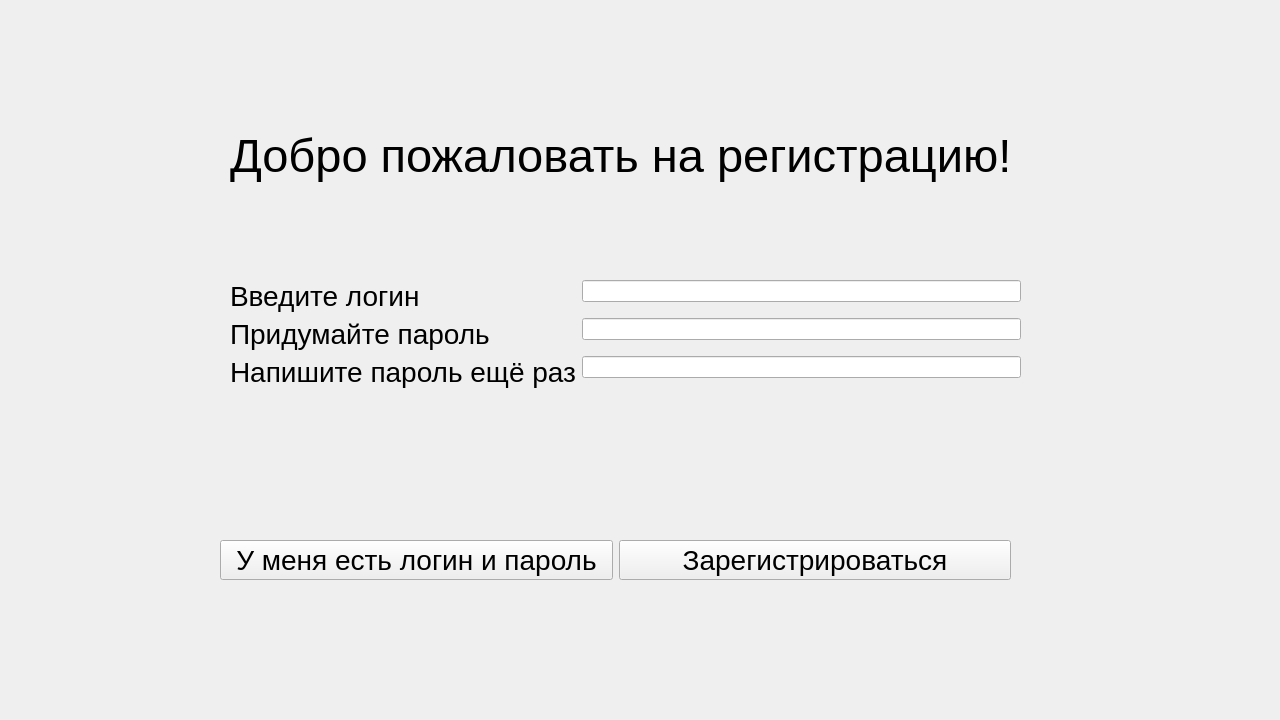
Before: the Qt Designer form QRegisterUI.ui in Egorik48/Going_to_PIC, drawn with Qt 5.
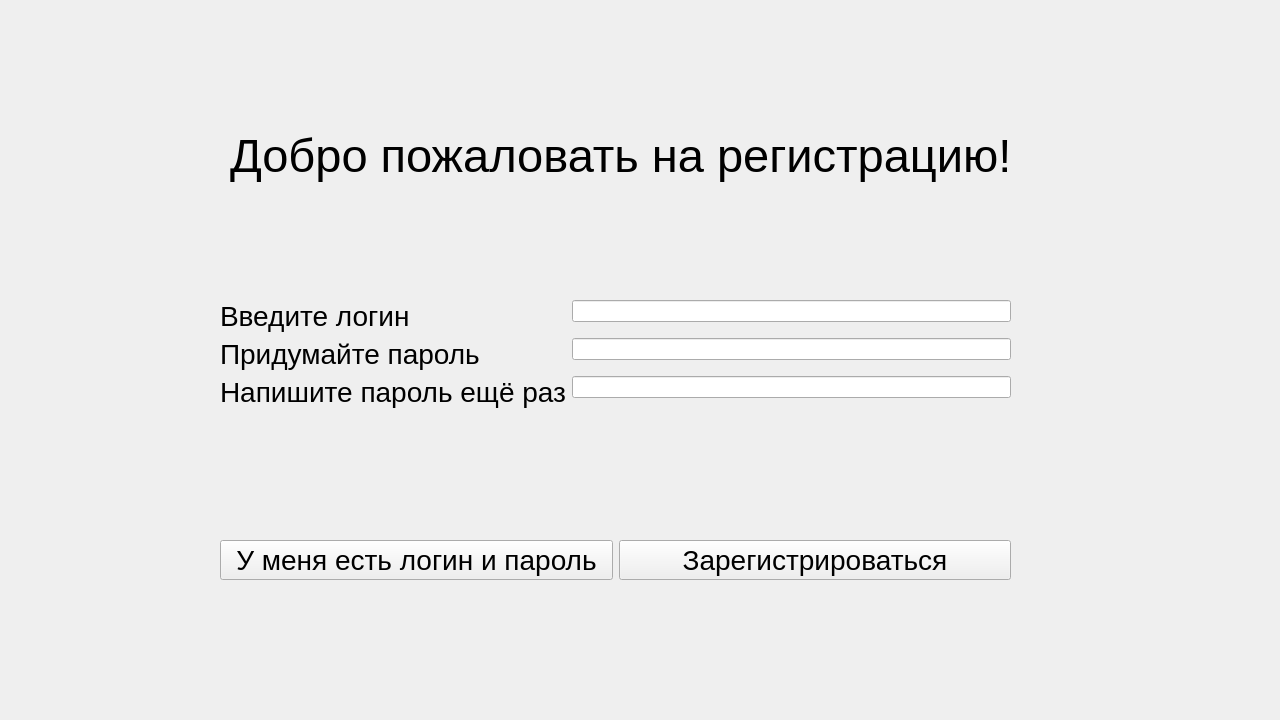
After: the same form once the commit is applied.

What changed in the file:
```diff
--- a/QRegisterUI.ui
+++ b/QRegisterUI.ui
@@ -31,8 +31,8 @@
   <widget class="QWidget" name="formLayoutWidget">
    <property name="geometry">
     <rect>
-     <x>230</x>
-     <y>280</y>
+     <x>220</x>
+     <y>300</y>
      <width>791</width>
      <height>131</height>
     </rect>
```
Left out of the diff: 6 changed lines with no effect on the pictures.
